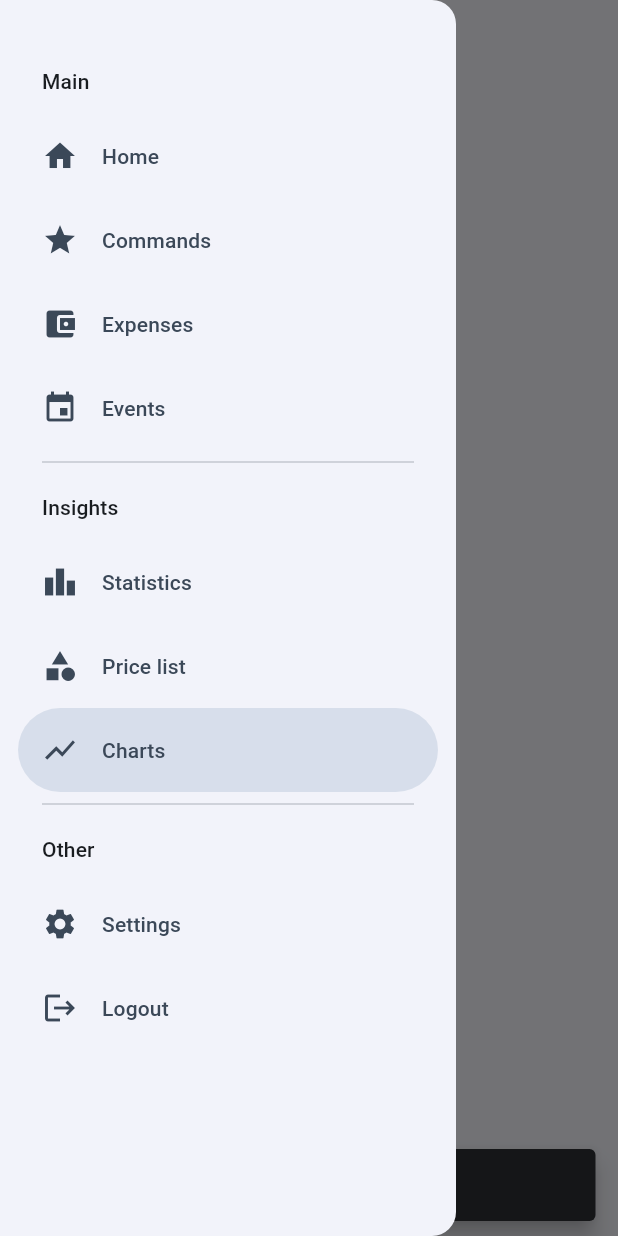
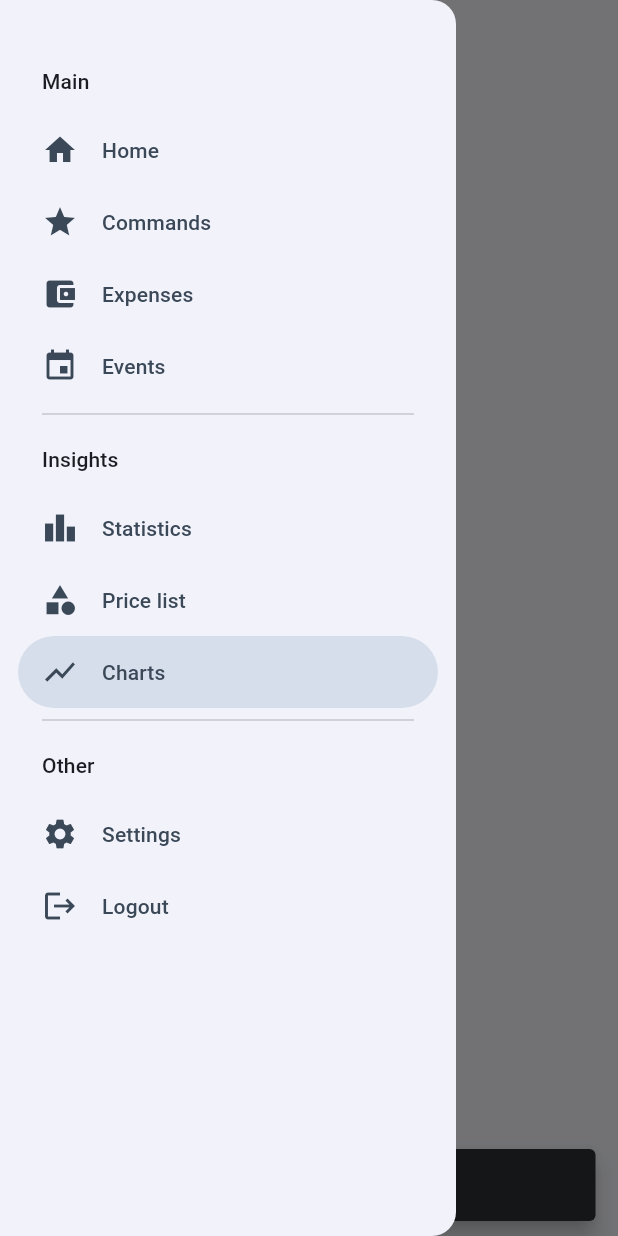
Before and after one commit to Pomoc48/werapp, a Flutter app: the ChartsPage screen opened by its route, with the side drawer open, on a phone screen of 412 x 824 dp. Run offline on Flutter 3.47's test engine with Material 2 defaults, Android fonts, the phone set to English and light mode, and no system bars; our stand-ins replace animated_flip_counter, firebase_core, firebase_messaging, flutter_fadein, get, get_storage and 1 more; missing offline and left inert: chart_sparkline, flutter_notification_channel; accounts and stored records are empty; generated files the repository leaves out were written again.

Commit message:
Update drawer widget

```diff
--- a/lib/widgets/drawer.dart
+++ b/lib/widgets/drawer.dart
@@ -4,9 +4,12 @@ import 'package:wera_f2/get_controller.dart';
 import 'package:wera_f2/settings.dart';
 import 'package:wera_f2/strings.dart';
 import 'package:wera_f2/widgets/divider.dart';
+import 'package:wera_f2/widgets/padding.dart';
 
 class PDrawer extends StatelessWidget {
-  const PDrawer({super.key});
+  const PDrawer({super.key, this.fab});
+
+  final Widget? fab;
 
   @override
   Widget build(BuildContext context) {
@@ -78,16 +81,12 @@ class PDrawer extends StatelessWidget {
               borderRadius: Settings.fullRadius,
               color: backgroundColor,
             ),
-            height: 56,
-            child: Row(
-              children: drawItems(),
-            ),
+            height: 48,
+            child: Row(children: drawItems()),
           ),
         ),
       );
     }
-
-
 
     Padding listSection(String title) {
       return Padding(
@@ -96,11 +95,21 @@ class PDrawer extends StatelessWidget {
       );
     }
 
+    Widget fabButton() {
+      if (fab != null) return PPadding(widget: fab!);
+      return const SizedBox();
+    }
+
     return Drawer(
+      child: Column(
+        crossAxisAlignment: CrossAxisAlignment.stretch,
+        children: [
+          SizedBox(height: Settings.pagePadding * 2),
+          fabButton(),
+          Expanded(
             child: ListView(
               padding: EdgeInsets.zero,
               children: [
-          SizedBox(height: Settings.pagePadding * 2),
                 listSection("Main"),
                 listTile(
                   iconData: Icons.home,
@@ -154,6 +163,9 @@ class PDrawer extends StatelessWidget {
                 ),
               ],
             ),
+          ),
+        ],
+      ),
     );
   }
 }
```
Lines whose indentation alone changed are shown as unchanged.
